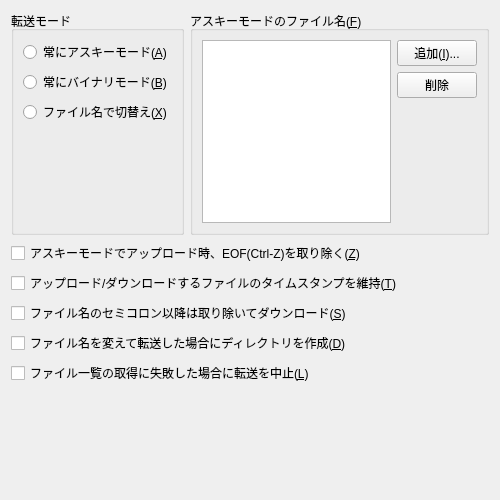
Old version of the form ffftpgui/ui/option/optiontransfer1form.ui in the repository hatomania/ffftp.
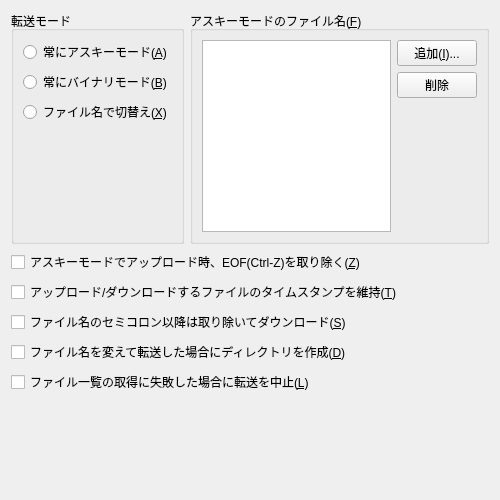
New version of the form.

Patch:
```diff
--- a/ffftpgui/ui/option/optiontransfer1form.ui
+++ b/ffftpgui/ui/option/optiontransfer1form.ui
@@ -144,7 +144,7 @@
      <property name="sizeHint" stdset="0">
       <size>
        <width>20</width>
-       <height>113</height>
+       <height>0</height>
       </size>
      </property>
     </spacer>
```
